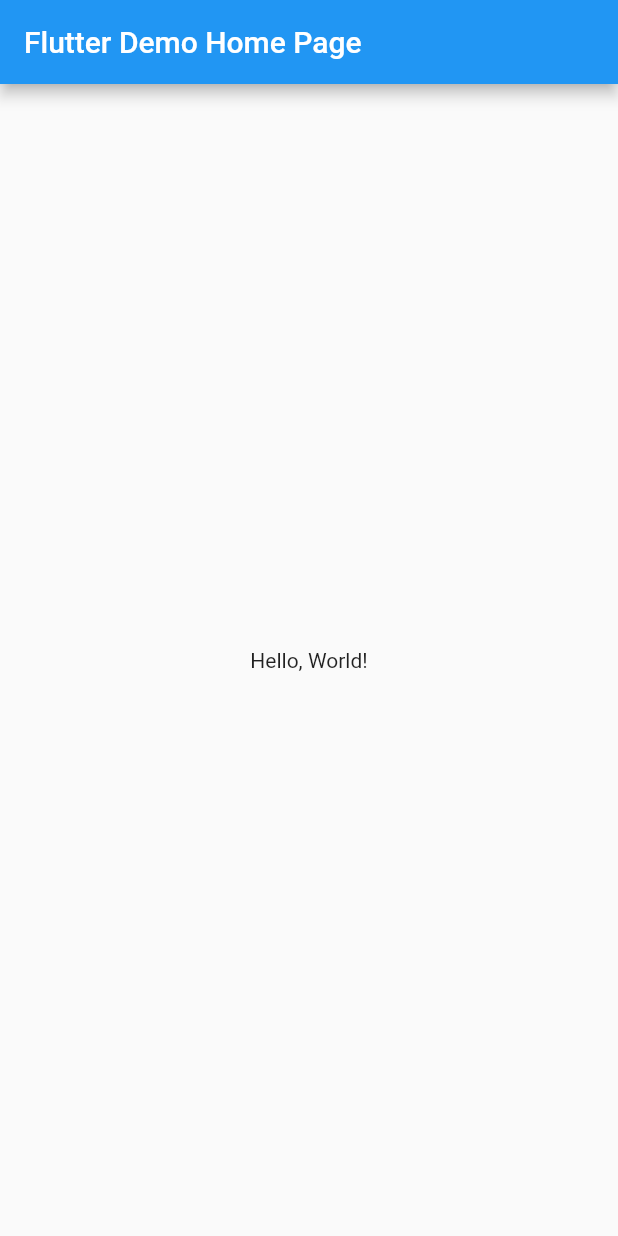
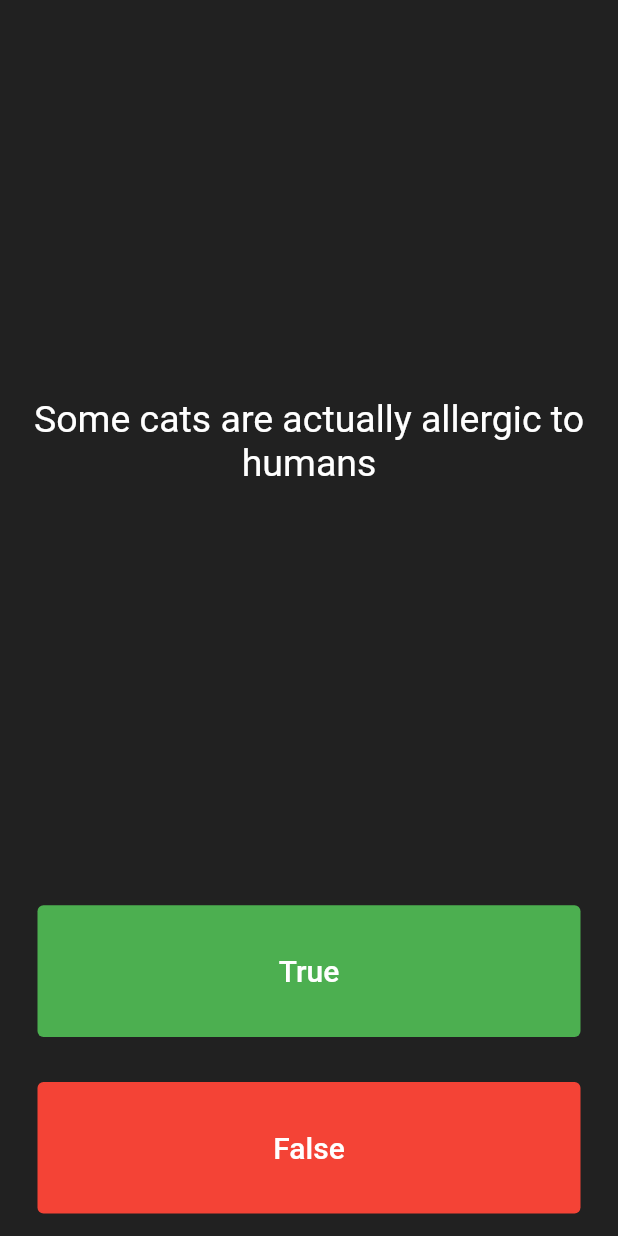
Before and after one commit to stephennickalls/Quizzler, a Flutter app: the screen it shows after launch, on a phone screen of 412 x 824 dp. Run offline on Flutter 3.47's test engine with Material 2 defaults, Android fonts, the phone set to English and light mode, and no system bars; our stand-ins replace rflutter_alert.

Commit message:
Project complete

```diff
--- a/lib/main.dart
+++ b/lib/main.dart
@@ -1,41 +1,140 @@
 import 'package:flutter/material.dart';
+import 'package:rflutter_alert/rflutter_alert.dart';
+import 'quizbrain.dart';
 
-void main() => runApp(MyApp());
+QuizBrain quizBrain = QuizBrain();
 
-class MyApp extends StatelessWidget {
-  // This widget is the root of your application.
+void main() => runApp(Quizzler());
+
+class Quizzler extends StatelessWidget {
   @override
   Widget build(BuildContext context) {
     return MaterialApp(
-      // Application name
-      title: 'Flutter Hello World',
-      // Application theme data, you can set the colors for the application as
-      // you want
-      theme: ThemeData(
-        primarySwatch: Colors.blue,
-      ),
-      // A widget which will be started on application startup
-      home: MyHomePage(title: 'Flutter Demo Home Page'),
-    );
-  }
-}
-
-class MyHomePage extends StatelessWidget {
-  final String title;
-  const MyHomePage({Key? key, required this.title}) : super(key: key);
-
-  @override
-  Widget build(BuildContext context) {
-    return Scaffold(
-      appBar: AppBar(
-        // The title text which will be shown on the action bar
-        title: Text(title),
-      ),
-      body: Center(
-        child: Text(
-          'Hello, World!',
+      home: Scaffold(
+        backgroundColor: Colors.grey.shade900,
+        body: SafeArea(
+          child: Padding(
+            padding: EdgeInsets.symmetric(horizontal: 10.0),
+            child: QuizPage(),
+          ),
         ),
       ),
     );
   }
 }
+
+class QuizPage extends StatefulWidget {
+  @override
+  _QuizPageState createState() => _QuizPageState();
+}
+
+class _QuizPageState extends State<QuizPage> {
+  List<Icon> scoreKeeper = [];
+
+  void checkAnswer(bool userCheckedAnswer) {
+    bool correctAnswer = quizBrain.getQyestionAnswer();
+
+    setState(() {
+      if (quizBrain.isFinished()) {
+        Alert(
+          context: context,
+          title: 'Finished!',
+          desc: 'You\'ve reached the end of the quiz.',
+        ).show();
+        quizBrain.reset();
+        scoreKeeper.clear();
+      } else {
+        if (correctAnswer == userCheckedAnswer) {
+          scoreKeeper.add(
+            Icon(
+              Icons.check,
+              color: Colors.green,
+            ),
+          );
+        } else {
+          scoreKeeper.add(
+            Icon(
+              Icons.close,
+              color: Colors.red,
+            ),
+          );
+        }
+
+        quizBrain.nextQuestion();
+      }
+    });
+  }
+
+  @override
+  Widget build(BuildContext context) {
+    return Column(
+      mainAxisAlignment: MainAxisAlignment.spaceBetween,
+      crossAxisAlignment: CrossAxisAlignment.stretch,
+      children: <Widget>[
+        Expanded(
+          flex: 5,
+          child: Padding(
+            padding: EdgeInsets.all(10.0),
+            child: Center(
+              child: Text(
+                quizBrain.getQyestionText(),
+                textAlign: TextAlign.center,
+                style: TextStyle(
+                  fontSize: 25.0,
+                  color: Colors.white,
+                ),
+              ),
+            ),
+          ),
+        ),
+        Expanded(
+          child: Padding(
+            padding: EdgeInsets.all(15.0),
+            child: TextButton(
+              style: TextButton.styleFrom(
+                backgroundColor: Colors.green,
+              ),
+              child: Text(
+                'True',
+                style: TextStyle(
+                  color: Colors.white,
+                  fontSize: 20.0,
+                ),
+              ),
+              onPressed: () {
+                checkAnswer(true);
+              },
+            ),
+          ),
+        ),
+        Expanded(
+          child: Padding(
+            padding: EdgeInsets.all(15.0),
+            child: TextButton(
+              style: TextButton.styleFrom(
+                backgroundColor: Colors.red,
+              ),
+              child: Text(
+                'False',
+                style: TextStyle(
+                  fontSize: 20.0,
+                  color: Colors.white,
+                ),
+              ),
+              onPressed: () {
+                checkAnswer(false);
+              },
+            ),
+          ),
+        ),
+        Row(children: scoreKeeper)
+      ],
+    );
+  }
+}
+
+/*
+question1: 'You can lead a cow down stairs but not up stairs.', false,
+question2: 'Approximately one quarter of human bones are in the feet.', true,
+question3: 'A slug\'s blood is green.', true,
+*/
--- /dev/null
+++ b/lib/question.dart
@@ -0,0 +1,6 @@
+class Question {
+  String questionText;
+  bool questionAnswer;
+
+  Question(this.questionText, this.questionAnswer);
+}
--- /dev/null
+++ b/lib/quizbrain.dart
@@ -0,0 +1,59 @@
+import 'question.dart';
+
+class QuizBrain {
+  int _questionNumber = 0;
+
+  List<Question> _questionBank = [
+    Question('Some cats are actually allergic to humans', true),
+    Question('You can lead a cow down stairs but not up stairs.', false),
+    Question('Approximately one quarter of human bones are in the feet.', true),
+    Question('A slug\'s blood is green.', true),
+    Question('Buzz Aldrin\'s mother\'s maiden name was \"Moon\".', true),
+    Question('It is illegal to pee in the Ocean in Portugal.', true),
+    Question(
+        'No piece of square dry paper can be folded in half more than 7 times.',
+        false),
+    Question(
+        'In London, UK, if you happen to die in the House of Parliament, you are technically entitled to a state funeral, because the building is considered too sacred a place.',
+        true),
+    Question(
+        'The loudest sound produced by any animal is 188 decibels. That animal is the African Elephant.',
+        false),
+    Question(
+        'The total surface area of two human lungs is approximately 70 square metres.',
+        true),
+    Question('Google was originally called \"Backrub\".', true),
+    Question(
+        'Chocolate affects a dog\'s heart and nervous system; a few ounces are enough to kill a small dog.',
+        true),
+    Question(
+        'In West Virginia, USA, if you accidentally hit an animal with your car, you are free to take it home to eat.',
+        true),
+  ];
+
+  void nextQuestion() {
+    if (_questionNumber < _questionBank.length - 1) {
+      _questionNumber++;
+    }
+  }
+
+  int getQyestionNumber() {
+    return _questionNumber;
+  }
+
+  String getQyestionText() {
+    return _questionBank[_questionNumber].questionText;
+  }
+
+  bool getQyestionAnswer() {
+    return _questionBank[_questionNumber].questionAnswer;
+  }
+
+  bool isFinished() {
+    return _questionNumber == (_questionBank.length - 1);
+  }
+
+  void reset() {
+    _questionNumber = 0;
+  }
+}
```
Also changed, not shown: pubspec.yaml (+12 -17 lines), 1 other file.
